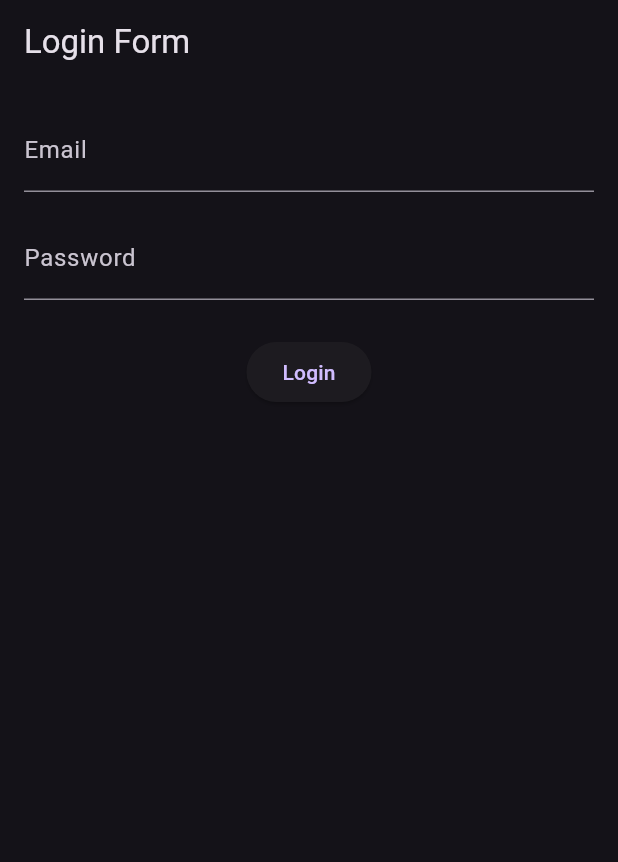
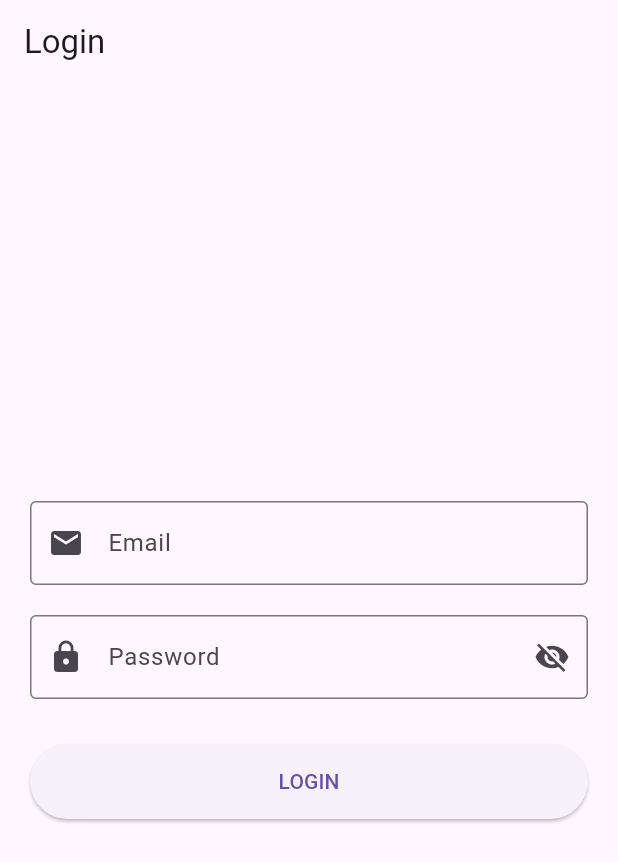
Before and after one commit to nathe444/flutter-login-assignment, a Flutter app: the screen it shows after launch, on a phone screen of 412 x 824 dp. Shown: the top 862 px of the screen. Run offline on Flutter 3.47's test engine with Material 3 defaults, Android fonts, the phone set to English and light mode, and no system bars.

Commit message:
enhanced ui and code

```diff
--- a/login/lib/main.dart
+++ b/login/lib/main.dart
@@ -1,84 +1,136 @@
 import 'package:flutter/material.dart';
 
 void main() {
-  runApp(MyApp());
+  runApp(const MyApp());
 }
 
 class MyApp extends StatelessWidget {
+  const MyApp({super.key});
+
   @override
   Widget build(BuildContext context) {
     return MaterialApp(
       title: 'Login Demo',
-      theme: ThemeData.dark(), // Dark theme for style
-      home: LoginPage(),
+      debugShowCheckedModeBanner: false,
+      theme: ThemeData(
+        primarySwatch: Colors.blue,
+      ),
+      home: const LoginPage(),
     );
   }
 }
 
 class LoginPage extends StatefulWidget {
+  const LoginPage({super.key});
+
   @override
-  _LoginPageState createState() => _LoginPageState();
+  State<LoginPage> createState() => _LoginPageState();
 }
 
 class _LoginPageState extends State<LoginPage> {
   final _formKey = GlobalKey<FormState>();
-  final TextEditingController emailController = TextEditingController();
-  final TextEditingController passwordController = TextEditingController();
+  final _emailController = TextEditingController();
+  final _passwordController = TextEditingController();
+  bool _isLoading = false;
+  bool _passwordVisible = false;
 
-  // Hardcoded credentials
-  final String correctEmail = "test@example.com";
-  final String correctPassword = "123456";
+  @override
+  void dispose() {
+    _emailController.dispose();
+    _passwordController.dispose();
+    super.dispose();
+  }
 
-  void _validateLogin() {
+  void _submitForm() {
     if (_formKey.currentState!.validate()) {
-      String inputEmail = emailController.text.trim();
-      String inputPassword = passwordController.text;
+      setState(() => _isLoading = true);
 
-      if (inputEmail == correctEmail && inputPassword == correctPassword) {
+      // Simulate network request
+      Future.delayed(const Duration(seconds: 1), () {
+        setState(() => _isLoading = false);
         ScaffoldMessenger.of(context).showSnackBar(
-          SnackBar(content: Text('✅ Login Successful!')),
+          const SnackBar(
+            content: Text('Logged in successfully!'),
+            backgroundColor: Colors.green,
+          ),
         );
-      } else {
-        ScaffoldMessenger.of(context).showSnackBar(
-          SnackBar(content: Text('❌ Invalid email or password')),
-        );
-      }
+      });
     }
   }
 
   @override
   Widget build(BuildContext context) {
     return Scaffold(
-      appBar: AppBar(title: Text("Login Form")),
+      appBar: AppBar(
+        title: const Text('Login'),
+      ),
       body: Padding(
-        padding: const EdgeInsets.all(16.0),
+        padding: const EdgeInsets.all(20.0),
         child: Form(
           key: _formKey,
           child: Column(
+            mainAxisAlignment: MainAxisAlignment.center,
             children: [
               TextFormField(
-                controller: emailController,
-                decoration: InputDecoration(labelText: "Email"),
+                controller: _emailController,
+                keyboardType: TextInputType.emailAddress,
+                decoration: const InputDecoration(
+                  labelText: 'Email',
+                  border: OutlineInputBorder(),
+                  prefixIcon: Icon(Icons.email),
+                ),
                 validator: (value) {
-                  if (value == null || value.isEmpty) return 'Email is required';
-                  if (!value.contains('@')) return 'Enter a valid email';
+                  if (value == null || value.isEmpty) {
+                    return 'Please enter your email';
+                  }
+                  if (!RegExp(r'^[\w-\.]+@([\w-]+\.)+[\w-]{2,4}$').hasMatch(value)) {
+                    return 'Please enter a valid email';
+                  }
                   return null;
                 },
               ),
-              SizedBox(height: 16),
+              const SizedBox(height: 20),
               TextFormField(
-                controller: passwordController,
-                decoration: InputDecoration(labelText: "Password"),
-                obscureText: true,
+                controller: _passwordController,
+                obscureText: !_passwordVisible,
+                decoration: InputDecoration(
+                  labelText: 'Password',
+                  border: const OutlineInputBorder(),
+                  prefixIcon: const Icon(Icons.lock),
+                  suffixIcon: IconButton(
+                    icon: Icon(
+                      _passwordVisible ? Icons.visibility : Icons.visibility_off,
+                    ),
+                    onPressed: () {
+                      setState(() {
+                        _passwordVisible = !_passwordVisible;
+                      });
+                    },
+                  ),
+                ),
                 validator: (value) {
-                  if (value == null || value.isEmpty) return 'Password is required';
+                  if (value == null || value.isEmpty) {
+                    return 'Please enter your password';
+                  }
+                  if (value.length < 6) {
+                    return 'Password must be at least 6 characters';
+                  }
                   return null;
                 },
               ),
-              SizedBox(height: 24),
-              ElevatedButton(
-                onPressed: _validateLogin,
-                child: Text("Login"),
+              const SizedBox(height: 30),
+              SizedBox(
+                width: double.infinity,
+                height: 50,
+                child: ElevatedButton(
+                  onPressed: _isLoading ? null : _submitForm,
+                  child: _isLoading
+                      ? const CircularProgressIndicator(
+                          color: Colors.white,
+                          strokeWidth: 2,
+                        )
+                      : const Text('LOGIN'),
+                ),
               ),
             ],
           ),
```
